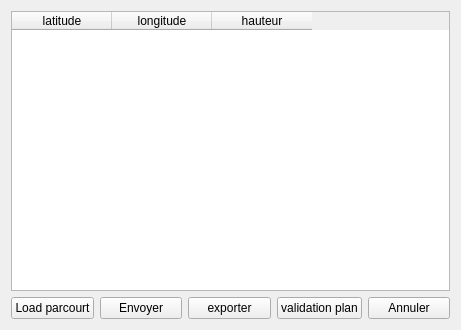
Above: Logiciel/PC/windows/ClientEIP/form.ui from connery/epicopter before the change. Below: the same form after it.
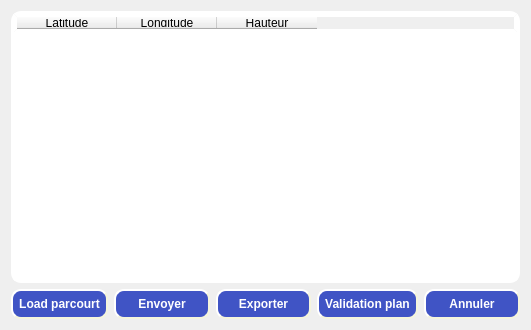
That is the form after the change.

```diff
--- a/Logiciel/PC/windows/ClientEIP/form.ui
+++ b/Logiciel/PC/windows/ClientEIP/form.ui
@@ -6,7 +6,7 @@
    <rect>
     <x>0</x>
     <y>0</y>
-    <width>461</width>
+    <width>531</width>
     <height>330</height>
    </rect>
   </property>
@@ -16,22 +16,28 @@
   <layout class="QVBoxLayout" name="verticalLayout">
    <item>
     <widget class="QTableWidget" name="tableWidget">
+     <property name="styleSheet">
+      <string notr="true">border-style: outset;
+border-width: 3px;
+border-radius: 10px;
+border-color: white;</string>
+     </property>
      <property name="rowCount">
       <number>0</number>
      </property>
      <column>
       <property name="text">
-       <string>latitude</string>
+       <string>Latitude</string>
       </property>
      </column>
      <column>
       <property name="text">
-       <string>longitude</string>
+       <string>Longitude</string>
       </property>
      </column>
      <column>
       <property name="text">
-       <string>hauteur</string>
+       <string>Hauteur</string>
       </property>
      </column>
     </widget>
@@ -40,6 +46,31 @@
     <layout class="QHBoxLayout" name="horizontalLayout">
      <item>
       <widget class="QPushButton" name="Btnload">
+       <property name="styleSheet">
+        <string notr="true"> QPushButton#Btnload:pressed{
+    color: rgb(255, 255, 255);
+	 background-color: rgb(64, 84, 197);
+     border-style: outset;
+     border-width: 2px;
+     border-radius: 10px;
+     border-color: red;
+     font: bold 14px;
+     min-width: 5em;
+     padding: 6px;
+ }
+ 
+ QPushButton#Btnload{
+    color: rgb(255, 255, 255);
+	 background-color: rgb(64, 84, 197);
+     border-style: outset;
+     border-width: 2px;
+     border-radius: 10px;
+     border-color: beige;
+     font: bold 12px;
+     min-width: 5em;
+     padding: 6px;
+ }</string>
+       </property>
        <property name="text">
         <string>Load parcourt</string>
        </property>
@@ -47,6 +78,31 @@
      </item>
      <item>
       <widget class="QPushButton" name="btnEnvoyer">
+       <property name="styleSheet">
+        <string notr="true"> QPushButton#btnEnvoyer:pressed{
+    color: rgb(255, 255, 255);
+	 background-color: rgb(64, 84, 197);
+     border-style: outset;
+     border-width: 2px;
+     border-radius: 10px;
+     border-color: red;
+     font: bold 14px;
+     min-width: 5em;
+     padding: 6px;
+ }
+
+ QPushButton#btnEnvoyer{
+    color: rgb(255, 255, 255);
+	 background-color: rgb(64, 84, 197);
+     border-style: outset;
+     border-width: 2px;
+     border-radius: 10px;
+     border-color: beige;
+     font: bold 12px;
+     min-width: 5em;
+     padding: 6px;
+ }</string>
+       </property>
        <property name="text">
         <string>Envoyer</string>
        </property>
@@ -54,20 +110,95 @@
      </item>
      <item>
       <widget class="QPushButton" name="pushButton_2">
+       <property name="styleSheet">
+        <string notr="true"> QPushButton#pushButton_2:pressed{
+    color: rgb(255, 255, 255);
+	 background-color: rgb(64, 84, 197);
+     border-style: outset;
+     border-width: 2px;
+     border-radius: 10px;
+     border-color: red;
+     font: bold 14px;
+     min-width: 5em;
+     padding: 6px;
+ }
+
+ QPushButton#pushButton_2{
+    color: rgb(255, 255, 255);
+	 background-color: rgb(64, 84, 197);
+     border-style: outset;
+     border-width: 2px;
+     border-radius: 10px;
+     border-color: beige;
+     font: bold 12px;
+     min-width: 5em;
+     padding: 6px;
+ }</string>
+       </property>
        <property name="text">
-        <string>exporter</string>
+        <string>Exporter</string>
        </property>
       </widget>
      </item>
      <item>
       <widget class="QPushButton" name="pushButton">
+       <property name="styleSheet">
+        <string notr="true"> QPushButton#pushButton:pressed{
+    color: rgb(255, 255, 255);
+	 background-color: rgb(64, 84, 197);
+     border-style: outset;
+     border-width: 2px;
+     border-radius: 10px;
+     border-color: red;
+     font: bold 14px;
+     min-width: 5em;
+     padding: 6px;
+ }
+
+ QPushButton#pushButton{
+    color: rgb(255, 255, 255);
+	 background-color: rgb(64, 84, 197);
+     border-style: outset;
+     border-width: 2px;
+     border-radius: 10px;
+     border-color: beige;
+     font: bold 12px;
+     min-width: 5em;
+     padding: 6px;
+ }</string>
+       </property>
        <property name="text">
-        <string>validation plan</string>
+        <string>Validation plan</string>
        </property>
       </widget>
      </item>
      <item>
       <widget class="QPushButton" name="btnCancel">
+       <property name="styleSheet">
+        <string notr="true"> QPushButton#btnCancel:pressed{
+    color: rgb(255, 255, 255);
+	 background-color: rgb(64, 84, 197);
+     border-style: outset;
+     border-width: 2px;
+     border-radius: 10px;
+     border-color: red;
+     font: bold 14px;
+     min-width: 5em;
+     padding: 6px;
+ }
+
+ QPushButton#btnCancel{
+    color: rgb(255, 255, 255);
+	 background-color: rgb(64, 84, 197);
+     border-style: outset;
+     border-width: 2px;
+     border-radius: 10px;
+     border-color: beige;
+     font: bold 12px;
+     min-width: 5em;
+     padding: 6px;
+ }</string>
+       </property>
        <property name="text">
         <string>Annuler</string>
        </property>
```
